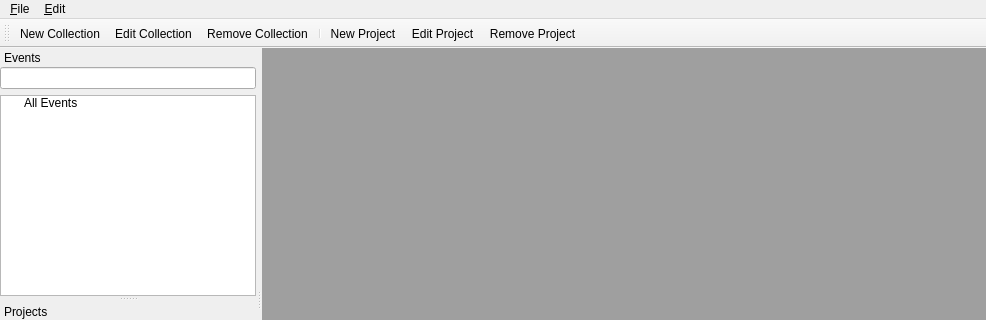
crazafimahatratra/golem, file mainwindow.ui: the form before one commit; both pictures show x 0 to 986 and y 0 to 320 of the 986 by 572 pixel window.
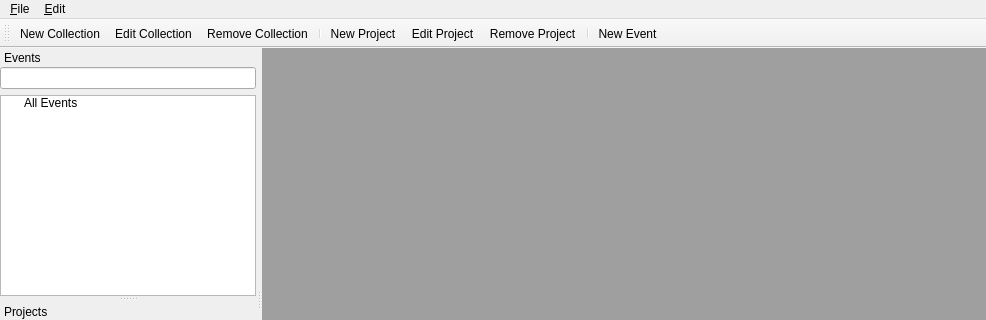
The form after the commit. Icons and pictures are not drawn.

Commit message: Events MDI Window

Patch:
```diff
--- a/mainwindow.ui
+++ b/mainwindow.ui
@@ -91,6 +91,8 @@
    <addaction name="actionNewProject"/>
    <addaction name="actionEdit_Project"/>
    <addaction name="actionRemove_Project"/>
+   <addaction name="separator"/>
+   <addaction name="actionNew_Event"/>
   </widget>
   <widget class="QStatusBar" name="statusBar"/>
   <widget class="QDockWidget" name="dockWidget">
```
The commit also changes 6 other files.
